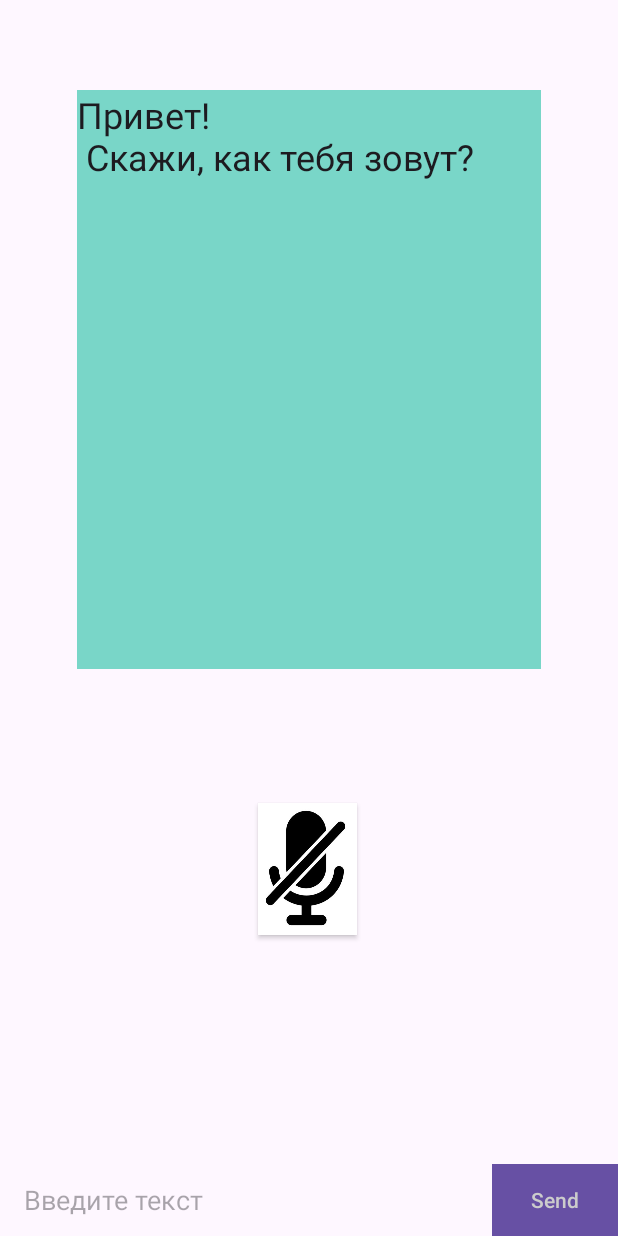
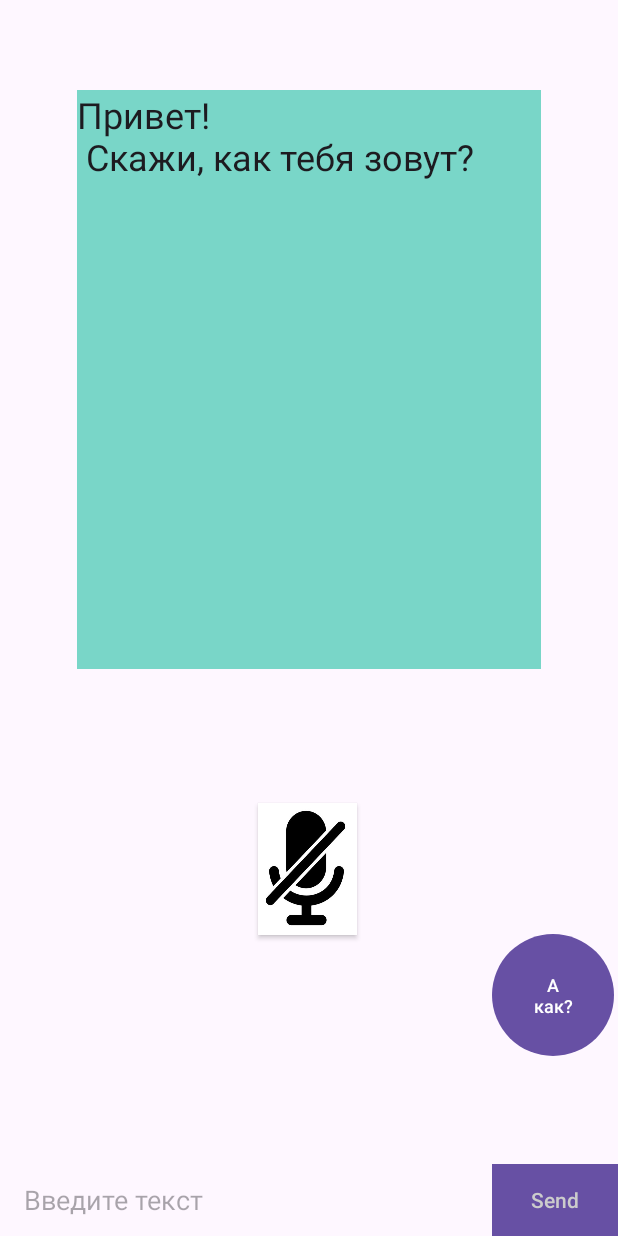
Before and after one commit to Helegven/CaptainD_for_Test, an Android app: the screen it shows after launch (MainActivity), on a phone screen of 412 x 824 dp. Run offline under Robolectric (Android 15) with nearby library versions, the phone set to English and light mode, and no system bars.

Commit message:
Добавил спинер при активации клавиши, но он сейчас не центрированный - то есть на макете кажется что изображение занимает место кнопки с микрофоном, но когда включается то появлется под ней. Плюс добавил клавишу для подсказки, но пока не подрубил к ней функционал.

```diff
--- a/app/src/main/java/com/example/captainb/MainActivity.java
+++ b/app/src/main/java/com/example/captainb/MainActivity.java
@@ -1,5 +1,6 @@
 package com.example.captainb;
 
+import android.graphics.drawable.AnimationDrawable;
 import android.os.Bundle;
 
 import androidx.activity.EdgeToEdge;
@@ -20,6 +21,7 @@ import android.widget.TextView;
 import android.widget.Toast;
 import android.widget.ToggleButton;
 import android.widget.EditText;
+import android.widget.ImageView;
 
 import org.json.JSONArray;
 import org.json.JSONException;
@@ -40,6 +42,13 @@ public class MainActivity extends AppCompatActivity {
     private Intent intentRecognizer;
     private TextView textView;
     private static final String TAG = "MainActivity";
+    private AnimationDrawable isAnimation;
+    private ImageView img;
+
+
+    // A boolean variable to keep track of the animation
+    // Статус который отслеживает, работает анимация или нет.
+    private boolean isStart = false;
 
     @Override
     protected void onCreate(Bundle savedInstanceState) {
@@ -58,6 +67,10 @@ public class MainActivity extends AppCompatActivity {
         intentRecognizer.putExtra(RecognizerIntent.EXTRA_LANGUAGE_MODEL,
                 RecognizerIntent.EXTRA_LANGUAGE_DETECTION_ALLOWED_LANGUAGES);
         speechRecognizer = SpeechRecognizer.createSpeechRecognizer(this);
+
+        img = findViewById(R.id.img);
+        img.setImageResource(R.drawable.animation_button_on);
+        isAnimation = (AnimationDrawable)img.getDrawable();
 
         speechRecognizer.setRecognitionListener(new RecognitionListener(){
             @Override
@@ -113,6 +126,7 @@ public class MainActivity extends AppCompatActivity {
                                 public void run() {
                                     textView.setText(answer_text);
                                     customButton.setChecked(false);
+
                                 }
                             });
 //
@@ -152,12 +166,18 @@ public class MainActivity extends AppCompatActivity {
         Toast.makeText(MainActivity.this, "Слушаем..", Toast.LENGTH_SHORT).show();
 //        textView.setText("Слушаем..");
         speechRecognizer.startListening(intentRecognizer);
+        img.setVisibility(View.VISIBLE);
+        isAnimation.start();
+        isStart = true;
     }
 
     public void StopListen(View view){
         speechRecognizer.stopListening();
 //        textView.setText("Стоп");
         Toast.makeText(MainActivity.this, "Всё, не слышу", Toast.LENGTH_SHORT).show();
+        img.setVisibility(View.GONE);
+        isAnimation.stop();
+        isStart = false;
     }
 
     public void onToggleClicked(View view) {
@@ -225,6 +245,9 @@ public class MainActivity extends AppCompatActivity {
             }
         }
     }
+    public void onHelpClicked (){
+
+    }
 
     public void sendMessage(View view) {
         EditText editText = findViewById(R.id.editMessage);
--- /dev/null
+++ b/app/src/main/res/drawable/animation_button_on.xml
@@ -0,0 +1,98 @@
+<?xml version="1.0" encoding="utf-8"?>
+<animation-list xmlns:android="http://schemas.android.com/apk/res/android">
+
+    <!-- creation of animation list-->
+    <item
+        android:drawable="@drawable/button_on0"
+        android:duration="100" />
+    <item
+        android:drawable="@drawable/button_on1"
+        android:duration="100" />
+    <item
+        android:drawable="@drawable/button_on2"
+        android:duration="100" />
+    <item
+        android:drawable="@drawable/button_on3"
+        android:duration="100" />
+    <item
+        android:drawable="@drawable/button_on4"
+        android:duration="100" />
+    <item
+        android:drawable="@drawable/button_on5"
+        android:duration="100" />
+    <item
+        android:drawable="@drawable/button_on6"
+        android:duration="100" />
+    <item
+        android:drawable="@drawable/button_on7"
+        android:duration="100" />
+    <item
+        android:drawable="@drawable/button_on8"
+        android:duration="100" />
+    <item
+        android:drawable="@drawable/button_on9"
+        android:duration="100" />
+    <item
+        android:drawable="@drawable/button_on10"
+        android:duration="100" />
+    <item
+        android:drawable="@drawable/button_on11"
+        android:duration="100" />
+    <item
+        android:drawable="@drawable/button_on12"
+        android:duration="100" />
+    <item
+        android:drawable="@drawable/button_on13"
+        android:duration="100" />
+    <item
+        android:drawable="@drawable/button_on14"
+        android:duration="100" />
+    <item
+        android:drawable="@drawable/button_on15"
+        android:duration="100" />
+    <item
+        android:drawable="@drawable/button_on16"
+        android:duration="100" />
+    <item
+        android:drawable="@drawable/button_on17"
+        android:duration="100" />
+    <item
+        android:drawable="@drawable/button_on18"
+        android:duration="100" />
+    <item
+        android:drawable="@drawable/button_on19"
+        android:duration="100" />
+    <item
+        android:drawable="@drawable/button_on20"
+        android:duration="100" />
+    <item
+        android:drawable="@drawable/button_on21"
+        android:duration="100" />
+    <item
+        android:drawable="@drawable/button_on22"
+        android:duration="100" />
+    <item
+        android:drawable="@drawable/button_on23"
+        android:duration="100" />
+    <item
+        android:drawable="@drawable/button_on24"
+        android:duration="100" />
+    <item
+        android:drawable="@drawable/button_on25"
+        android:duration="100" />
+    <item
+        android:drawable="@drawable/button_on26"
+        android:duration="100" />
+    <item
+        android:drawable="@drawable/button_on27"
+        android:duration="100" />
+    <item
+        android:drawable="@drawable/button_on28"
+        android:duration="100" />
+    <item
+        android:drawable="@drawable/button_on29"
+        android:duration="100" />
+
+
+
+</animation-list>
--- a/app/src/main/res/layout/activity_main.xml
+++ b/app/src/main/res/layout/activity_main.xml
@@ -8,6 +8,30 @@
     android:orientation="vertical"
     tools:context=".MainActivity">
 
+    <ImageView
+        android:id="@+id/img"
+        android:layout_width="345dp"
+        android:layout_height="298dp"
+        android:layout_marginStart="32dp"
+        android:layout_weight="1"
+        android:src="@drawable/animation_button_on"
+        android:visibility="invisible"
+        app:layout_constraintBottom_toBottomOf="parent"
+        app:layout_constraintStart_toStartOf="parent"
+        app:layout_constraintTop_toTopOf="parent"
+        app:layout_constraintVertical_bias="0.93" />
+
+    <Button
+        android:id="@+id/buttonHelp"
+        android:layout_width="81dp"
+        android:layout_height="89dp"
+        android:layout_marginStart="328dp"
+        android:layout_marginBottom="116dp"
+        android:onClick="onHelpClicked"
+        android:text="А как?"
+        android:textSize="12sp"
+        app:layout_constraintBottom_toBottomOf="parent"
+        app:layout_constraintStart_toStartOf="parent" />
 
     <TextView
         android:id="@+id/textView"
@@ -38,7 +62,7 @@
         app:layout_constraintTop_toBottomOf="@+id/textView"
         app:layout_constraintVertical_bias="0.309" />
 
-<!--    <EditText-->
+    <!--    <EditText-->
 <!--        android:id="@+id/editTextChat"-->
 <!--        android:layout_width="309dp"-->
 <!--        android:layout_height="wrap_content"-->
@@ -58,6 +82,8 @@
 <!--        app:layout_constraintTop_toBottomOf="@+id/editTextChat"-->
 <!--        app:layout_constraintLeft_toLeftOf="parent"-->
 <!--        />-->
+
+
 
     <RelativeLayout
         android:id="@+id/layout_gchat_chatbox"
```
